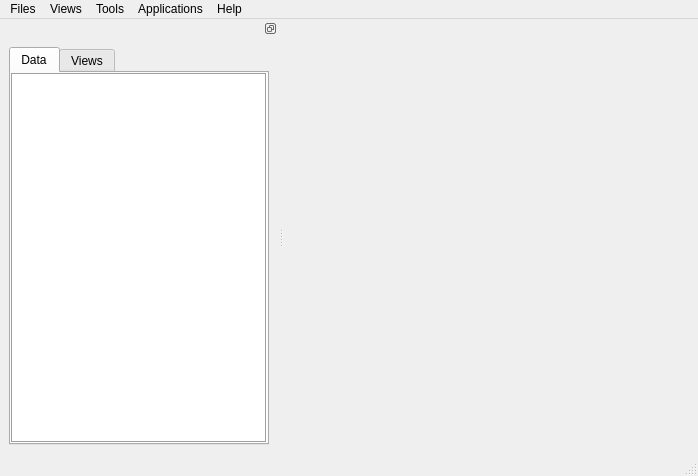
Before: the Qt Designer form enmapbox/gui/enmapbox_gui.ui in jakimowb/enmapbox_testmigration2, drawn with Qt 5.
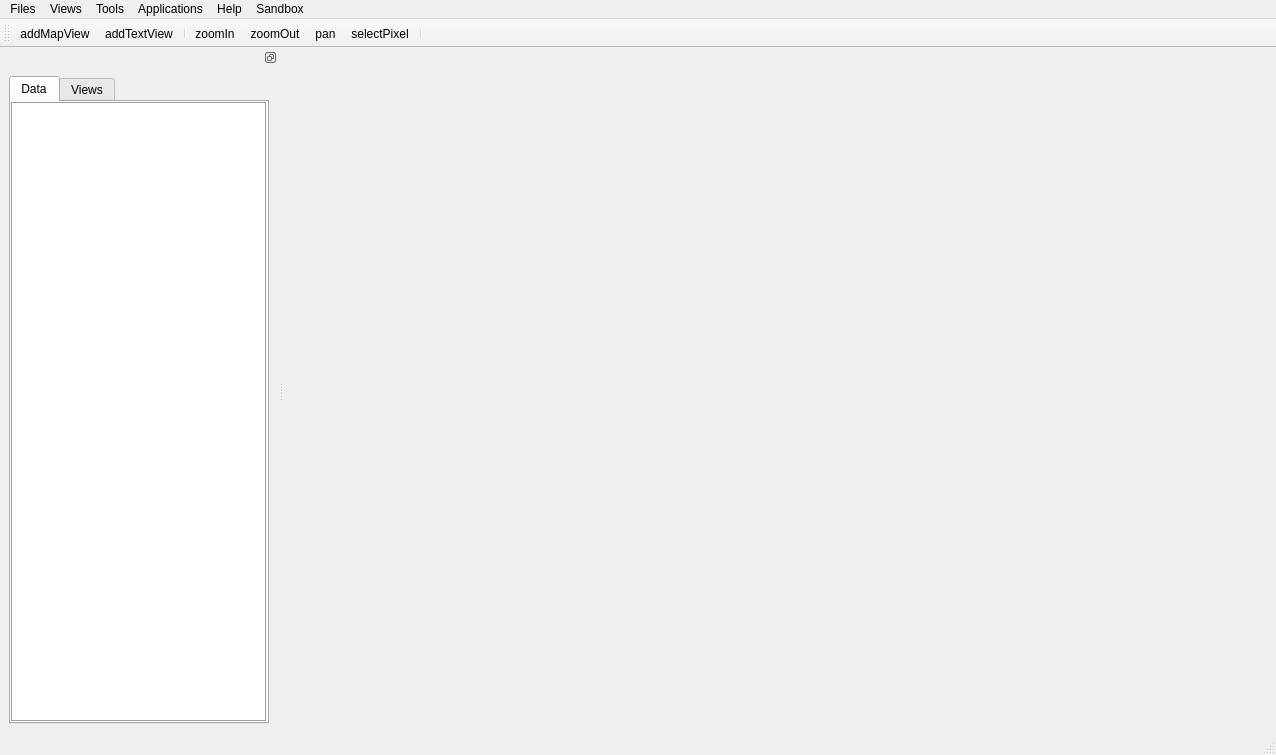
After: the same form once the commit is applied. Icons and pictures are not drawn.

```diff
--- a/enmapbox/gui/enmapbox_gui.ui
+++ b/enmapbox/gui/enmapbox_gui.ui
@@ -6,18 +6,21 @@
    <rect>
     <x>0</x>
     <y>0</y>
-    <width>698</width>
-    <height>476</height>
+    <width>1276</width>
+    <height>755</height>
    </rect>
   </property>
   <property name="windowTitle">
    <string>EnMAP-Box</string>
   </property>
   <widget class="QWidget" name="centralwidget">
-   <layout class="QGridLayout" name="gridLayout">
-    <item row="0" column="0">
-     <widget class="QWidget" name="widget" native="true"/>
-    </item>
+   <property name="styleSheet">
+    <string notr="true"/>
+   </property>
+   <layout class="QHBoxLayout" name="horizontalLayout">
+    <property name="margin">
+     <number>0</number>
+    </property>
    </layout>
   </widget>
   <widget class="QMenuBar" name="menubar">
@@ -25,7 +28,7 @@
     <rect>
      <x>0</x>
      <y>0</y>
-     <width>698</width>
+     <width>1276</width>
      <height>22</height>
     </rect>
    </property>
@@ -59,14 +62,30 @@
     </property>
     <addaction name="actionImageML"/>
    </widget>
+   <widget class="QMenu" name="menuSandbox">
+    <property name="title">
+     <string>Sandbox</string>
+    </property>
+    <addaction name="actionAddView"/>
+    <addaction name="actionAddMapView"/>
+    <addaction name="actionAddTextView"/>
+    <addaction name="actionAddGraphView"/>
+   </widget>
    <addaction name="menuFile"/>
    <addaction name="menuView"/>
    <addaction name="menuTools"/>
    <addaction name="menuApplications"/>
    <addaction name="menuAbout"/>
+   <addaction name="menuSandbox"/>
   </widget>
   <widget class="QStatusBar" name="statusbar"/>
   <widget class="QDockWidget" name="dockWidget">
+   <property name="sizePolicy">
+    <sizepolicy hsizetype="MinimumExpanding" vsizetype="MinimumExpanding">
+     <horstretch>0</horstretch>
+     <verstretch>0</verstretch>
+    </sizepolicy>
+   </property>
    <property name="floating">
     <bool>false</bool>
    </property>
@@ -119,6 +138,34 @@
     </layout>
    </widget>
   </widget>
+  <widget class="QToolBar" name="toolBar">
+   <property name="windowTitle">
+    <string>toolBar</string>
+   </property>
+   <property name="iconSize">
+    <size>
+     <width>16</width>
+     <height>16</height>
+    </size>
+   </property>
+   <property name="toolButtonStyle">
+    <enum>Qt::ToolButtonTextUnderIcon</enum>
+   </property>
+   <attribute name="toolBarArea">
+    <enum>TopToolBarArea</enum>
+   </attribute>
+   <attribute name="toolBarBreak">
+    <bool>true</bool>
+   </attribute>
+   <addaction name="actionAddMapView"/>
+   <addaction name="actionAddTextView"/>
+   <addaction name="separator"/>
+   <addaction name="actionZoomIn"/>
+   <addaction name="actionZoomOut"/>
+   <addaction name="actionPan"/>
+   <addaction name="actionSelectPixel"/>
+   <addaction name="separator"/>
+  </widget>
   <action name="actionOpen_Raster">
    <property name="text">
     <string>Open Raster</string>
@@ -144,6 +191,56 @@
     <string>imageML</string>
    </property>
   </action>
+  <action name="actionAddView">
+   <property name="text">
+    <string>addView</string>
+   </property>
+  </action>
+  <action name="actionAddMapView">
+   <property name="icon">
+    <iconset>
+     <normalon>:/enmapbox/icons/enmapbox.png</normalon>
+    </iconset>
+   </property>
+   <property name="text">
+    <string>addMapView</string>
+   </property>
+  </action>
+  <action name="actionAddTextView">
+   <property name="icon">
+    <iconset>
+     <normalon>:/enmapbox/icons/enmapbox.png</normalon>
+    </iconset>
+   </property>
+   <property name="text">
+    <string>addTextView</string>
+   </property>
+  </action>
+  <action name="actionAddGraphView">
+   <property name="text">
+    <string>addGraphView</string>
+   </property>
+  </action>
+  <action name="actionZoomIn">
+   <property name="text">
+    <string>zoomIn</string>
+   </property>
+  </action>
+  <action name="actionZoomOut">
+   <property name="text">
+    <string>zoomOut</string>
+   </property>
+  </action>
+  <action name="actionPan">
+   <property name="text">
+    <string>pan</string>
+   </property>
+  </action>
+  <action name="actionSelectPixel">
+   <property name="text">
+    <string>selectPixel</string>
+   </property>
+  </action>
  </widget>
  <resources>
   <include location="resources.qrc"/>
```
Left out of the diff: 3 changed lines with no effect on the pictures.
